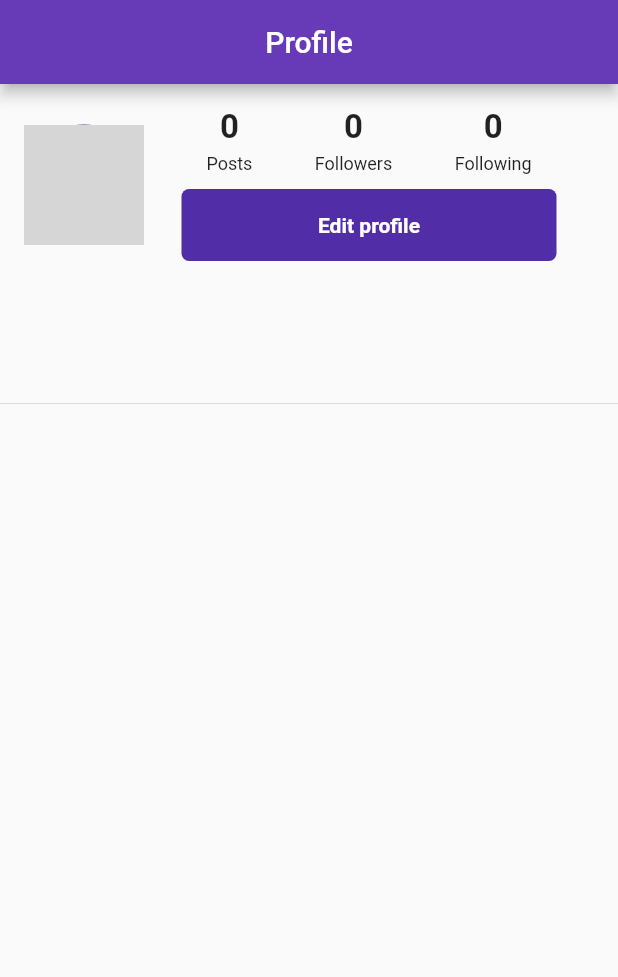
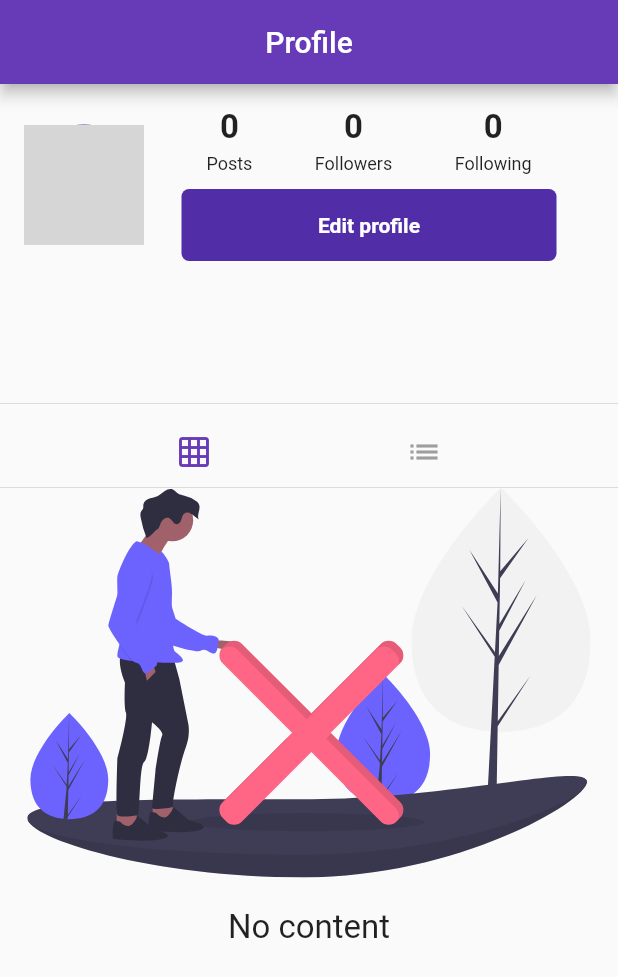
Before and after one commit to magicink/SuperSocial, a Flutter app: the Profile screen opened directly, on a phone screen of 412 x 824 dp. Shown: the top 977 px of the screen. Run offline on Flutter 3.47's test engine with Material 2 defaults, Android fonts, the phone set to English and light mode, and no system bars; our stand-ins replace cached_network_image, cloud_firestore, firebase_auth, firebase_storage, flutter_svg, geolocator and 2 more; accounts and stored records are empty; network calls fail; grey boxes are pictures that could not be loaded.

Commit message:
Section 10: Post orientation and empty state

```diff
--- a/lib/pages/profile.dart
+++ b/lib/pages/profile.dart
@@ -1,17 +1,19 @@
 import 'package:SuperSocial/models/post.dart';
 import 'package:SuperSocial/models/user.dart';
 import 'package:SuperSocial/pages/edit_profile.dart';
+import 'package:SuperSocial/pages/home.dart';
 import 'package:SuperSocial/widgets/header.dart';
+import 'package:SuperSocial/widgets/post_tile.dart';
 import 'package:SuperSocial/widgets/progress.dart';
 import 'package:cached_network_image/cached_network_image.dart';
 import 'package:cloud_firestore/cloud_firestore.dart';
 import 'package:flutter/material.dart';
-import 'home.dart';
+import 'package:flutter_svg/flutter_svg.dart';
 
 class Profile extends StatefulWidget {
   final String profileId;
 
-  Profile({this.profileId});
+  Profile({Key key, this.profileId}): super(key: key);
 
   @override
   _ProfileState createState() => _ProfileState();
@@ -21,6 +23,7 @@ class _ProfileState extends State<Profile> {
   bool busy = false;
   int postCount = 0;
   List<Post> posts = [];
+  bool showPostGrid = true;
 
   Future<DocumentSnapshot> user;
   Future<QuerySnapshot> userPosts;
@@ -30,7 +33,15 @@ class _ProfileState extends State<Profile> {
     return Scaffold(
       appBar: header(context, title: 'Profile'),
       body: ListView(
-        children: <Widget>[buildProfileHeader(), Divider(), buildProfilePosts()],
+        children: <Widget>[
+          buildProfileHeader(),
+          Divider(),
+          buildPostOrientationToggle(),
+          Divider(
+            height: 0.0,
+          ),
+          buildProfilePosts()
+        ],
       ),
     );
   }
@@ -82,6 +93,28 @@ class _ProfileState extends State<Profile> {
           label: 'Edit profile', onPressed: editProfile);
     }
     return buildButton(context, label: 'Follow', onPressed: followUser);
+  }
+
+  buildPostOrientationToggle() {
+    return Row(
+      mainAxisAlignment: MainAxisAlignment.spaceEvenly,
+      children: <Widget>[
+        IconButton(
+          onPressed: showPostGrid ? null : togglePostView,
+          icon: Icon(
+            Icons.grid_on,
+            color: showPostGrid ? Theme.of(context).primaryColor : Colors.grey,
+          ),
+        ),
+        IconButton(
+          onPressed: showPostGrid ? togglePostView : null,
+          icon: Icon(
+            Icons.list,
+            color: showPostGrid ? Colors.grey : Theme.of(context).primaryColor,
+          ),
+        )
+      ],
+    );
   }
 
   buildProfileHeader() {
@@ -147,14 +180,46 @@ class _ProfileState extends State<Profile> {
     );
   }
 
-  buildProfilePosts() {
+  Widget buildProfilePosts() {
     return FutureBuilder(
       future: userPosts,
       builder: (context, snapshot) {
         if (!snapshot.hasData) return circularProgress(context);
-        return Column(
-          children: posts,
-        );
+
+        if (posts.isEmpty) {
+          return Container(
+            child: Column(
+              mainAxisAlignment: MainAxisAlignment.center,
+              children: <Widget>[
+                SvgPicture.asset('assets/images/no_content.svg', height: 260.0),
+                Padding(padding: EdgeInsets.only(top: 20.0),),
+                Text('No content', style: TextStyle(
+                  fontSize: 22.0
+                ),)
+              ],
+            ),
+          );
+        }
+
+        List<GridTile> gridTiles = [];
+        posts.forEach((post) {
+          gridTiles.add(GridTile(
+            child: PostTile(post: post),
+          ));
+        });
+        return showPostGrid
+            ? GridView.count(
+                crossAxisCount: 3,
+                childAspectRatio: 1,
+                mainAxisSpacing: 1.5,
+                crossAxisSpacing: 1.5,
+                physics: NeverScrollableScrollPhysics(),
+                shrinkWrap: true,
+                children: gridTiles,
+              )
+            : Column(
+                children: posts,
+              );
       },
     );
   }
@@ -210,4 +275,10 @@ class _ProfileState extends State<Profile> {
     getUser();
     getProfilePost();
   }
+
+  togglePostView() {
+    setState(() {
+      showPostGrid = !showPostGrid;
+    });
+  }
 }
```
Also changed, not shown: lib/pages/upload.dart (+124 -120 lines), lib/widgets/post_tile.dart (+10 -1 lines).
